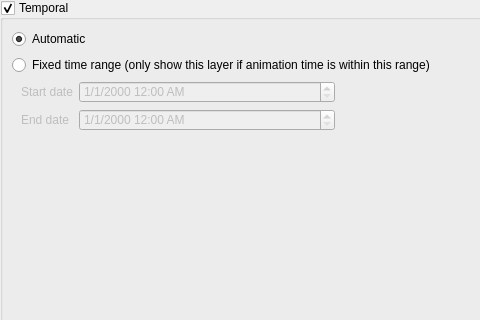
This is src/ui/raster/qgsrasterlayertemporalpropertieswidgetbase.ui in qgis/QGIS as Qt 5 draws it before an edit; both pictures show x 0 to 480 and y 0 to 320 of the 611 by 413 pixel window. The edited form follows.
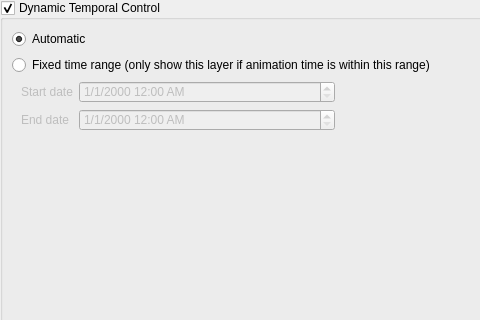
This is the edited form. Custom widgets are drawn as their Qt base class.

Commit message: Rename "Temporal" option to "Dynamic Temporal Control" in vector and raster layer properties Temporal tabs

What changed in the file:
```diff
--- a/src/ui/raster/qgsrasterlayertemporalpropertieswidgetbase.ui
+++ b/src/ui/raster/qgsrasterlayertemporalpropertieswidgetbase.ui
@@ -75,7 +75,7 @@
 background: white;QgsCollapsibleGroupBoxBasic::title, QgsCollapsibleGroupBox::title {  subcontrol-origin: margin;  subcontrol-position: top left;  margin-left: 20px;  margin-right: 5px;  left: 0px;  top: 1px;}QgsCollapsibleGroupBoxBasic::title, QgsCollapsibleGroupBox::title {  subcontrol-origin: margin;  subcontrol-position: top left;  margin-left: 20px;  margin-right: 5px;  left: 0px;  top: 1px;}QgsCollapsibleGroupBoxBasic::title, QgsCollapsibleGroupBox::title {  subcontrol-origin: margin;  subcontrol-position: top left;  margin-left: 20px;  margin-right: 5px;  left: 0px;  top: 1px;}QgsCollapsibleGroupBoxBasic::title, QgsCollapsibleGroupBox::title {  subcontrol-origin: margin;  subcontrol-position: top left;  margin-left: 20px;  margin-right: 5px;  left: 0px;  top: 1px;}QgsCollapsibleGroupBoxBasic::title, QgsCollapsibleGroupBox::title {  subcontrol-origin: margin;  subcontrol-position: top left;  margin-left: 20px;  margin-right: 5px;  left: 0px;  top: 1px;}QgsCollapsibleGroupBoxBasic::title, QgsCollapsibleGroupBox::title {  subcontrol-origin: margin;  subcontrol-position: top left;  margin-left: 20px;  margin-right: 5px;  left: 0px;  top: 1px;}QgsCollapsibleGroupBoxBasic::title, QgsCollapsibleGroupBox::title {  subcontrol-origin: margin;  subcontrol-position: top left;  margin-left: 20px;  margin-right: 5px;  left: 0px;  top: 1px;}QgsCollapsibleGroupBoxBasic::title, QgsCollapsibleGroupBox::title {  subcontrol-origin: margin;  subcontrol-position: top left;  margin-left: 20px;  margin-right: 5px;  left: 0px;  top: 1px;}QgsCollapsibleGroupBoxBasic::title, QgsCollapsibleGroupBox::title {  subcontrol-origin: margin;  subcontrol-position: top left;  margin-left: 20px;  margin-right: 5px;  left: 0px;  top: 1px;}QgsCollapsibleGroupBoxBasic::title, QgsCollapsibleGroupBox::title {  subcontrol-origin: margin;  subcontrol-position: top left;  margin-left: 20px;  margin-right: 5px;  left: 0px;  top: 1px;}QgsCollapsibleGroupBoxBasic::title, QgsCollapsibleGroupBox::title {  subcontrol-origin: margin;  subcontrol-position: top left;  margin-left: 20px;  margin-right: 5px;  left: 0px;  top: 1px;}QgsCollapsibleGroupBoxBasic::title, QgsCollapsibleGroupBox::title {  subcontrol-origin: margin;  subcontrol-position: top left;  margin-left: 20px;  margin-right: 5px;  left: 0px;  top: 1px;}QgsCollapsibleGroupBoxBasic::title, QgsCollapsibleGroupBox::title {  subcontrol-origin: margin;  subcontrol-position: top left;  margin-left: 20px;  margin-right: 5px;  left: 0px;  top: 1px;}</string>
          </property>
          <property name="title">
-          <string>Temporal</string>
+          <string>Dynamic Temporal Control</string>
          </property>
          <property name="checkable">
           <bool>true</bool>
```
Left out of the diff: 3 changed lines with no effect on the pictures. The commit also changes 1 other file.
